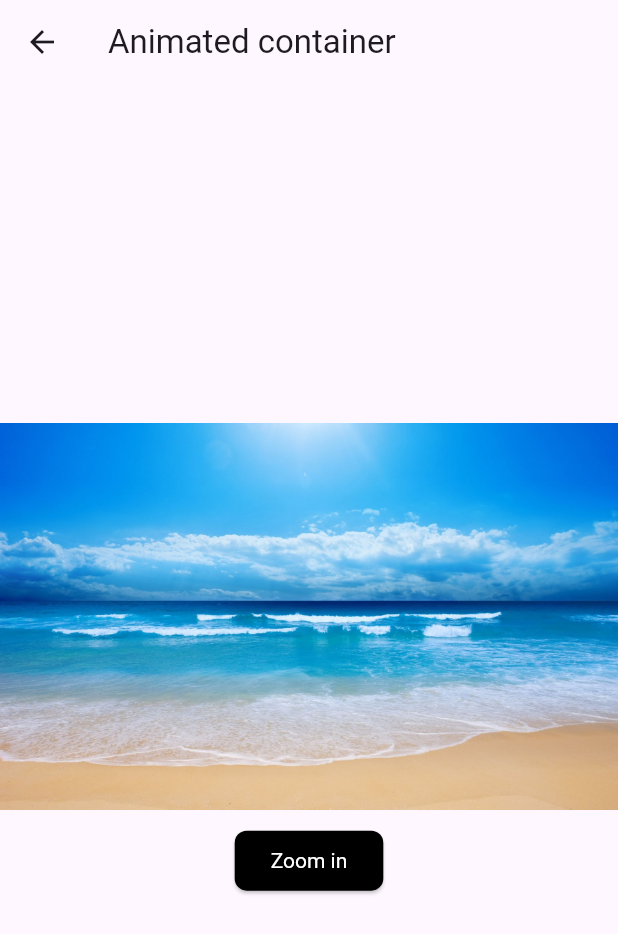
After one commit to alitann/flutter_animations, a Flutter app: the screen it shows after launch, after a tap on "Animated container", on a phone screen of 412 x 824 dp. The commit adds this screen. Shown: the top 934 px of the screen. Run offline on Flutter 3.47's test engine with Material 3 defaults, Android fonts, the phone set to English and light mode, and no system bars.

Commit message:
added animated container

```diff
--- a/lib/home_page.dart
+++ b/lib/home_page.dart
@@ -1,3 +1,4 @@
+import 'package:animations/pages/animated_container_page.dart';
 import 'package:animations/pages/hero_animation_page.dart';
 import 'package:animations/pages/rotate_animations_page.dart';
 import 'package:animations/pages/threed_rotate_animation_page.dart';
@@ -32,6 +33,10 @@ class HomePage extends StatelessWidget {
                   title: 'Hero animation',
                   navigationPage: HeroAnimationPage(),
                 ),
+                NavigatorButton(
+                  title: 'Animated container',
+                  navigationPage: AnimatedContainerPage(),
+                ),
               ],
             ),
           ),
--- /dev/null
+++ b/lib/pages/animated_container_page.dart
@@ -0,0 +1,46 @@
+import 'package:flutter/material.dart';
+
+class AnimatedContainerPage extends StatefulWidget {
+  const AnimatedContainerPage({super.key});
+
+  @override
+  State<AnimatedContainerPage> createState() => _AnimatedContainerPageState();
+}
+
+class _AnimatedContainerPageState extends State<AnimatedContainerPage> {
+  bool _isZoomedIn = false;
+
+  @override
+  Widget build(BuildContext context) {
+    return Scaffold(
+      appBar: AppBar(
+        title: const Text('Animated container'),
+      ),
+      body: Column(
+        mainAxisAlignment: MainAxisAlignment.center,
+        children: [
+          Center(
+            child: AnimatedContainer(
+              curve: Curves.bounceInOut,
+              width: _isZoomedIn ? 200 : MediaQuery.of(context).size.width,
+              duration: const Duration(milliseconds: 500),
+              child: Image.asset('assets/images/wallpaper.jpg'),
+            ),
+          ),
+          const SizedBox(height: 10),
+          ElevatedButton(
+            onPressed: () {
+              setState(() {
+                _isZoomedIn = !_isZoomedIn;
+              });
+            },
+            child: Text(
+              _isZoomedIn ? 'Zoom out' : 'Zoom in',
+              style: const TextStyle(color: Colors.white),
+            ),
+          ),
+        ],
+      ),
+    );
+  }
+}
--- a/pubspec.yaml
+++ b/pubspec.yaml
@@ -52,9 +52,8 @@ flutter:
   uses-material-design: true
 
   # To add assets to your application, add an assets section, like this:
-  # assets:
-  #   - images/a_dot_burr.jpeg
-  #   - images/a_dot_ham.jpeg
+  assets:
+    - assets/images/
 
   # An image asset can refer to one or more resolution-specific "variants", see
   # https://flutter.dev/assets-and-images/#resolution-aware
```
Also changed, not shown: assets/images/wallpaper.jpg (added).
